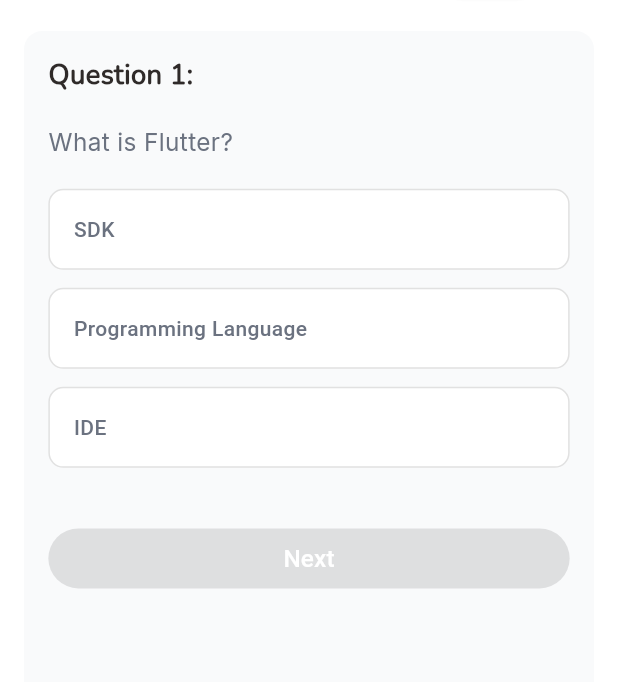
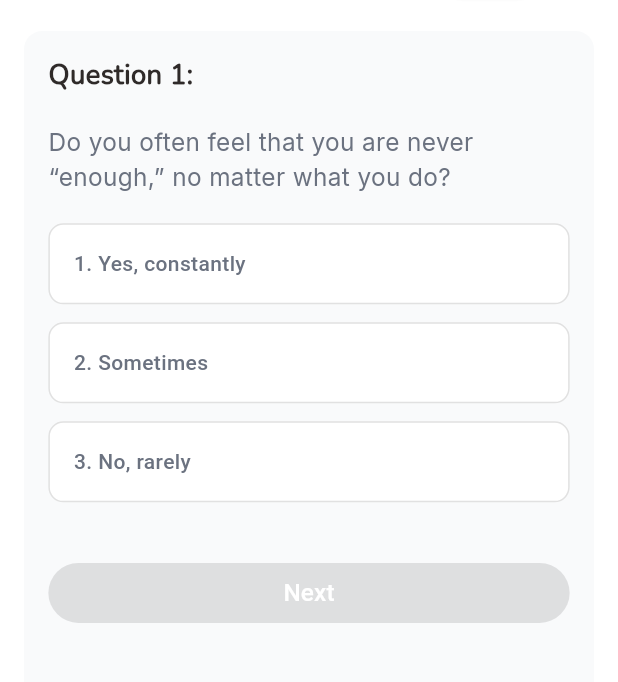
Before and after one commit to backbencherstudio/anninawyss_FO72194B15C03, a Flutter app: the QuestionScreen screen opened by its route, on a phone screen of 412 x 824 dp, the part 77-759 px from its top. Run offline on Flutter 3.47's test engine with Material 3 defaults, Android fonts, the phone set to English and light mode, and no system bars; our stand-ins replace fl_chart, flutter_riverpod, flutter_screenutil, pinput, riverpod; network calls fail.

Commit message:
module question ans completed

```diff
--- a/lib/core/route/route_manager.dart
+++ b/lib/core/route/route_manager.dart
@@ -19,6 +19,7 @@ import '../../presentation/all_module/module_one/view/functionality_app_screen.d
 import '../../presentation/all_module/module_one/view/module_one_screen.dart';
 import '../../presentation/all_module/module_one/view/my_personal_story.dart';
 import '../../presentation/all_module/module_one/view/operation_app_details.dart';
+import '../../presentation/all_module/module_two/view/evaluation_screen.dart';
 import '../../presentation/auth/create_new_password/view/change_password_success.dart';
 import '../../presentation/bottom_nav/view/bottom_nav_bar_screen.dart';
 import '../resource/app_strings.dart';
@@ -45,6 +46,7 @@ class Routes{
   static const String whatNarcissismRoute="/whatNarcissism";
   static const String selfTestScreenRoute="/selfTestRoute";
   static const String questionScreenRoute="/questionScreen";
+  static const String evaluationScreenRoute="/evaluationScreen";
 
 
   static const String onBoadingRoute="/onBoading";
@@ -98,6 +100,8 @@ class RouteGenerator{
         return MaterialPageRoute(builder: (_)=> SelfTestScreen());
       case Routes.questionScreenRoute:
         return MaterialPageRoute(builder: (_)=> QuestionScreen());
+        case Routes.evaluationScreenRoute:
+        return MaterialPageRoute(builder: (_)=> EvaluationScreen());
 
       default:
       return unDefineRoute();
--- a/lib/presentation/all_module/module_two/provider/question_provider.dart
+++ b/lib/presentation/all_module/module_two/provider/question_provider.dart
@@ -7,16 +7,72 @@ import '../view_model/question.dart';
 final questionsProvider = Provider<List<Question>>((ref) {
   return [
     Question(
-      question: "What is Flutter?",
-      options: ["SDK", "Programming Language", "IDE"],
+      question: "Do you often feel that you are never “enough,” no matter what you do?",
+      options: ["1. Yes, constantly", "2. Sometimes", "3. No, rarely"],
     ),
     Question(
-      question: "Who developed Flutter?",
-      options: ["Apple", "Google", "Microsoft"],
+      question: "Does your partner switch between extreme affection and devaluation (e.g., loving today, cold or hurtful tomorrow)?",
+      options: ["1. Yes, very often", "2. Occasionally", "3. No, mostly consistent"],
     ),
     Question(
-      question: "Which language does Flutter use?",
-      options: ["Java", "Kotlin", "Dart"],
+      question: "Have you experienced your perception or memory being questioned (“I never said that,” “You’re just imagining it”)?",
+      options: ["1. Yes, regularly", "2. Sometimes", "3. No, never"],
+    ),
+
+    Question(
+      question: "Do you feel guilty when you express your own needs or set boundaries?",
+      options: ["1. Yes, almost always", "2. Sometimes", "3. No, rarely"],
+    ),
+
+    Question(
+      question: "Do you feel that your feelings or achievements are downplayed or ridiculed?",
+      options: ["1. Yes, frequently", "2. Occasionally", "3. No, never"],
+    ),
+
+    Question(
+      question: "Are you afraid of your partner’s reaction when you voice your opinion or make a decision?",
+      options: ["1. Yes, very often", "2. Sometimes", "3. No, hardly ever"],
+    ),
+
+    Question(
+      question: "Do you constantly try to please your partner to avoid conflict or criticism?",
+      options: ["1. Yes, almost always", "2. Sometimes", "3. No, rarely"],
+    ),
+
+    Question(
+      question: "Do you feel that you have neglected your own values, friends, or interests to maintain the relationship?",
+      options: ["1. Yes, significantly", "2. Partly", "3. No, not at all"],
+    ),
+
+    Question(
+      question: "Do you feel emotionally drained or empty inside after conversations or conflicts with your partner?",
+      options: ["1. Yes, very often", "2. Sometimes", "3. No, hardly ever"],
+    ),
+
+    Question(
+      question: "Are you often held responsible for things you didn’t do?",
+      options: ["1. Yes, constantly", "2. Occasionally", "3. No, never"],
+    ),
+
+    Question(
+      question: "Do you experience your boundaries not being respected (e.g., privacy, physical closeness, time for yourself)?",
+      options: ["1. Yes, regularly", "2. Sometimes", "3. No, never"],
+    ),
+     Question(
+      question: "Do you feel like you have lost yourself or no longer know who you really are?",
+      options: ["1. Yes, very strongly", "2. Partly", "3. No, not at all"],
+    ),
+     Question(
+      question: "Does the thought of ending the relationship make you very afraid, even if you are unhappy?",
+      options: ["1. Yes, very much", "2. A little", "3. No, hardly"],
+    ),
+     Question(
+      question: "Have you experienced your partner trying to isolate you from important people (family, friends)?",
+      options: ["1. Yes, clearly", "2. Partly", "3. No, never"],
+    ),
+     Question(
+      question: "Do you feel like you often have to explain or justify yourself – even for small things?",
+      options: ["1. Yes, very often", "2. Sometimes", "3. No, hardly ever"],
     ),
   ];
 });
```
Also changed, not shown: lib/presentation/all_module/module_two/view/evaluation_screen.dart (added, +97 -0 lines), lib/presentation/all_module/module_two/view/narcissism_type.dart (added, +16 -0 lines), lib/presentation/all_module/module_two/view/question_screen.dart (+2 -6 lines).
